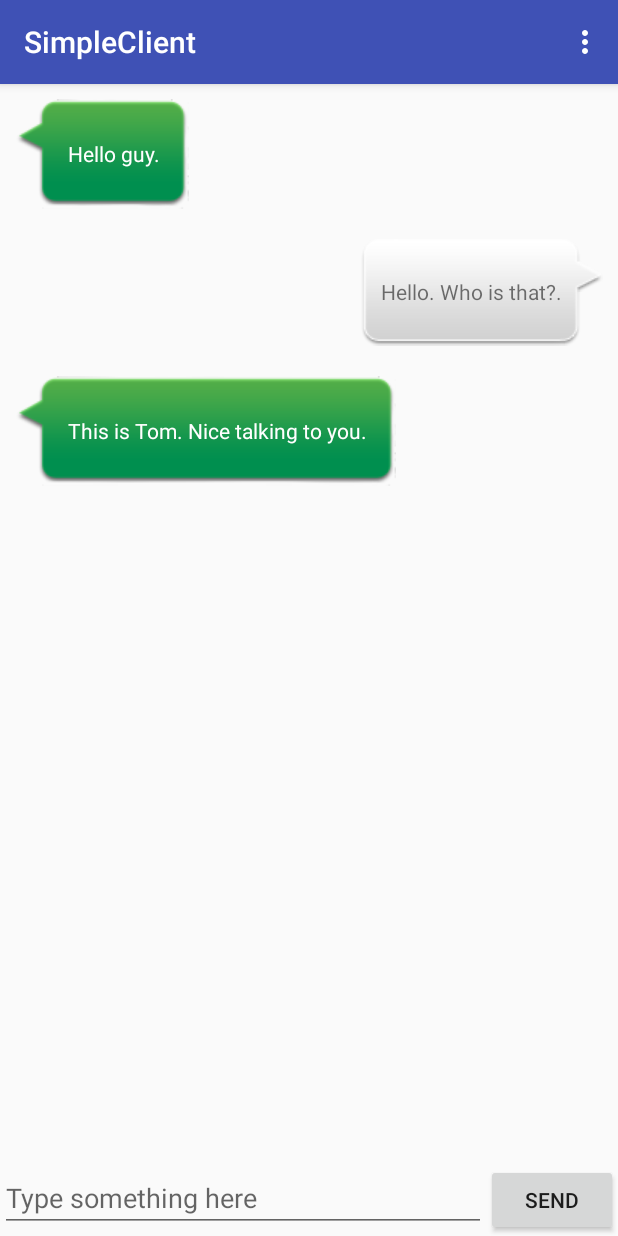
After one commit to gabrielzheng31/SimpleClient, an Android app: the ChatActivity screen opened directly, with no data from a screen before it, on a phone screen of 412 x 824 dp. The commit adds this screen. Run offline under Robolectric (Android 15) with nearby library versions, the phone set to English and light mode, and no system bars.

Commit message:
finish chat interface

```diff
--- /dev/null
+++ b/app/src/main/java/com/example/gabriel/simpleclient/ChatActivity.java
@@ -0,0 +1,66 @@
+package com.example.gabriel.simpleclient;
+
+import android.content.Context;
+import android.content.Intent;
+import android.support.v7.app.AppCompatActivity;
+import android.os.Bundle;
+import android.support.v7.widget.LinearLayoutManager;
+import android.support.v7.widget.RecyclerView;
+import android.view.View;
+import android.widget.Button;
+import android.widget.EditText;
+
+import java.util.ArrayList;
+import java.util.List;
+
+public class ChatActivity extends BaseActivity {
+
+    private List<Message> messageList = new ArrayList<>();
+    private EditText inputText;
+    private Button send;
+    private RecyclerView messageRecyclerView;
+    private MessageAdapter adapter;
+
+    @Override
+    protected void onCreate(Bundle savedInstanceState) {
+        super.onCreate(savedInstanceState);
+        setContentView(R.layout.activity_chat);
+
+        initMessages();
+        inputText = (EditText) findViewById(R.id.input_text);
+        send = (Button) findViewById(R.id.send);
+        messageRecyclerView = (RecyclerView) findViewById(R.id.msg_recycler_view);
+        LinearLayoutManager layoutManager = new LinearLayoutManager(this);
+        messageRecyclerView.setLayoutManager(layoutManager);
+        adapter = new MessageAdapter(messageList);
+        messageRecyclerView.setAdapter(adapter);
+        send.setOnClickListener(new View.OnClickListener() {
+            @Override
+            public void onClick(View view) {
+                String content = inputText.getText().toString();
+                if(!"".equals(content)) {
+                    Message message = new Message(content, Message.TYPE_SENT);
+                    messageList.add(message);
+                    adapter.notifyItemInserted(messageList.size() - 1);
+                    messageRecyclerView.scrollToPosition(messageList.size() - 1);
+                    inputText.setText("");
+                }
+            }
+        });
+    }
+
+    private void initMessages() {
+        Message message_1 = new Message("Hello guy.", Message.TYPE_RECEIVED);
+        messageList.add(message_1);
+        Message message_2 = new Message("Hello. Who is that?.", Message.TYPE_SENT);
+        messageList.add(message_2);
+        Message message_3 = new Message("This is Tom. Nice talking to you.", Message.TYPE_RECEIVED);
+        messageList.add(message_3);
+    }
+
+
+    public static void actionStart(Context context) {
+        Intent intent = new Intent(context, ChatActivity.class);
+        context.startActivity(intent);
+    }
+}
--- a/app/src/main/java/com/example/gabriel/simpleclient/WelcomeActivity.java
+++ b/app/src/main/java/com/example/gabriel/simpleclient/ContactActivity.java
@@ -1,5 +1,6 @@
 package com.example.gabriel.simpleclient;
 
+import android.content.Context;
 import android.content.Intent;
 import android.support.constraint.ConstraintLayout;
 import android.support.v7.app.AppCompatActivity;
@@ -20,7 +21,7 @@ import android.widget.Toast;
 import java.util.ArrayList;
 import java.util.List;
 
-public class WelcomeActivity extends BaseActivity {
+public class ContactActivity extends BaseActivity {
 
     private List<Contact> contactList = new ArrayList<>();
 
@@ -39,7 +40,7 @@ public class WelcomeActivity extends BaseActivity {
             @Override
             public void onItemClick(AdapterView<?> adapterView, View view, int i, long l) {
                 Contact contact = contactList.get(i);
-                Toast.makeText(WelcomeActivity.this, contact.getName(), Toast.LENGTH_SHORT)
+                Toast.makeText(ContactActivity.this, contact.getName(), Toast.LENGTH_SHORT)
                         .show();
             }
         });*/
@@ -53,4 +54,5 @@ public class WelcomeActivity extends BaseActivity {
             contactList.add(Bob);
         }
     }
+
 }
--- a/app/src/main/java/com/example/gabriel/simpleclient/ContactAdapter.java
+++ b/app/src/main/java/com/example/gabriel/simpleclient/ContactAdapter.java
@@ -1,6 +1,7 @@
 package com.example.gabriel.simpleclient;
 
 import android.content.Context;
+import android.content.Intent;
 import android.support.design.widget.Snackbar;
 import android.support.v7.widget.RecyclerView;
 import android.view.LayoutInflater;
@@ -11,6 +12,8 @@ import android.widget.ImageView;
 import android.widget.TextView;
 
 import java.util.List;
+
+import static android.support.v4.content.ContextCompat.startActivity;
 
 /**
  * Created by gabriel on 17-11-24.
@@ -49,6 +52,7 @@ public class ContactAdapter extends RecyclerView.Adapter<ContactAdapter.ViewHold
                 Contact contact = mContactList.get(position);
                 Snackbar.make(view, "You clicked view " + contact.getName(),
                         Snackbar.LENGTH_SHORT).show();
+                ChatActivity.actionStart(view.getContext());
             }
         });
         holder.contactImage.setOnClickListener(new View.OnClickListener() {
--- a/app/src/main/java/com/example/gabriel/simpleclient/LoginActivity.java
+++ b/app/src/main/java/com/example/gabriel/simpleclient/LoginActivity.java
@@ -1,16 +1,11 @@
 package com.example.gabriel.simpleclient;
 
 import android.content.Intent;
-import android.support.v7.app.AppCompatActivity;
 import android.os.Bundle;
-import android.util.Log;
-import android.view.Menu;
-import android.view.MenuItem;
 import android.view.View;
 import android.widget.Button;
 import android.widget.EditText;
 import android.widget.TextView;
-import android.widget.Toast;
 
 public class LoginActivity extends BaseActivity {
 
@@ -22,7 +17,7 @@ public class LoginActivity extends BaseActivity {
         Button button_login = (Button)findViewById(R.id.button_login);
         button_login.setOnClickListener(new View.OnClickListener() {
             public void onClick(View v) {
-                Intent intent_welcome = new Intent(LoginActivity.this, WelcomeActivity.class);
+                Intent intent_welcome = new Intent(LoginActivity.this, ContactActivity.class);
                 EditText user = (EditText) findViewById(R.id.login_username);
                 String username = user.getText().toString();
                 intent_welcome.putExtra("extra_name", username);
@@ -33,7 +28,7 @@ public class LoginActivity extends BaseActivity {
         TextView register = (TextView)findViewById(R.id.register);
         register.setOnClickListener(new View.OnClickListener() {
             public void onClick(View v) {
-                Intent intent_register = new Intent(LoginActivity.this, RegisterActivity.class);
+                Intent intent_register = new Intent(LoginActivity.this, ContactAdapter.class);
                 startActivity(intent_register);
             }
         });
--- /dev/null
+++ b/app/src/main/java/com/example/gabriel/simpleclient/Message.java
@@ -0,0 +1,27 @@
+package com.example.gabriel.simpleclient;
+
+/**
+ * Created by gabriel on 17-11-25.
+ */
+
+public class Message {
+
+    public static final int TYPE_RECEIVED = 0;
+    public static final int TYPE_SENT = 1;
+    private String content;
+    private int type;
+
+    public Message(String content, int type) {
+        this.content = content;
+        this.type = type;
+    }
+
+    public String getContent() {
+        return content;
+    }
+
+    public int getType() {
+        return type;
+    }
+
+}
--- /dev/null
+++ b/app/src/main/java/com/example/gabriel/simpleclient/MessageAdapter.java
@@ -0,0 +1,65 @@
+package com.example.gabriel.simpleclient;
+
+import android.support.v7.widget.RecyclerView;
+import android.view.LayoutInflater;
+import android.view.View;
+import android.view.ViewGroup;
+import android.widget.LinearLayout;
+import android.widget.TextView;
+
+import java.util.List;
+
+/**
+ * Created by gabriel on 17-11-25.
+ */
+
+public class MessageAdapter extends RecyclerView.Adapter<MessageAdapter.ViewHolder> {
+
+    private List<Message> mMessageList;
+
+    static class ViewHolder extends RecyclerView.ViewHolder {
+
+        LinearLayout leftLayout;
+        LinearLayout rightLayout;
+        TextView leftMessage;
+        TextView rightMessage;
+
+        public ViewHolder(View view) {
+            super(view);
+            leftLayout = (LinearLayout) view.findViewById(R.id.left_layout);
+            rightLayout = (LinearLayout) view.findViewById(R.id.right_layout);
+            leftMessage = (TextView) view.findViewById(R.id.left_msg);
+            rightMessage = (TextView) view.findViewById(R.id.right_msg);
+        }
+    }
+
+    public MessageAdapter(List<Message> messageList) {
+        mMessageList = messageList;
+    }
+
+    @Override
+    public ViewHolder onCreateViewHolder(ViewGroup parent, int viewType) {
+        View view = LayoutInflater.from(parent.getContext()).inflate(R.layout.message_item,
+                parent, false);
+        return new ViewHolder(view);
+    }
+
+    @Override
+    public void onBindViewHolder(ViewHolder holder, int position) {
+        Message message = mMessageList.get(position);
+        if (message.getType() == Message.TYPE_RECEIVED) {
+            holder.leftLayout.setVisibility(View.VISIBLE);
+            holder.rightLayout.setVisibility(View.GONE);
+            holder.leftMessage.setText(message.getContent());
+        } else if (message.getType() == Message.TYPE_SENT) {
+            holder.rightLayout.setVisibility(View.VISIBLE);
+            holder.leftLayout.setVisibility(View.GONE);
+            holder.rightMessage.setText(message.getContent());
+        }
+    }
+
+    @Override
+    public int getItemCount() {
+        return mMessageList.size();
+    }
+}
--- /dev/null
+++ b/app/src/main/res/layout/activity_chat.xml
@@ -0,0 +1,36 @@
+<?xml version="1.0" encoding="utf-8"?>
+<LinearLayout xmlns:android="http://schemas.android.com/apk/res/android"
+    android:orientation="vertical"
+    android:layout_width="match_parent"
+    android:layout_height="match_parent">
+
+    <android.support.v7.widget.RecyclerView
+        android:id="@+id/msg_recycler_view"
+        android:layout_width="match_parent"
+        android:layout_height="0dp"
+        android:layout_weight="1"
+        />
+
+    <LinearLayout
+        android:layout_width="match_parent"
+        android:layout_height="wrap_content">
+
+        <EditText
+            android:id="@+id/input_text"
+            android:layout_width="0dp"
+            android:layout_height="wrap_content"
+            android:layout_weight="1"
+            android:hint="Type something here"
+            android:maxLines="1"
+            />
+
+        <Button
+            android:id="@+id/send"
+            android:layout_width="wrap_content"
+            android:layout_height="wrap_content"
+            android:text="send"
+            />
+
+    </LinearLayout>
+
+</LinearLayout>
--- a/app/src/main/res/layout/activity_welcome.xml
+++ b/app/src/main/res/layout/activity_welcome.xml
@@ -4,7 +4,7 @@
     xmlns:tools="http://schemas.android.com/tools"
     android:layout_width="match_parent"
     android:layout_height="match_parent"
-    tools:context="com.example.gabriel.simpleclient.WelcomeActivity">
+    tools:context="com.example.gabriel.simpleclient.ContactActivity">
 
     <android.support.v7.widget.RecyclerView
         android:id="@+id/recycler_view"
--- /dev/null
+++ b/app/src/main/res/layout/message_item.xml
@@ -0,0 +1,43 @@
+<?xml version="1.0" encoding="utf-8"?>
+<LinearLayout xmlns:android="http://schemas.android.com/apk/res/android"
+    android:orientation="vertical"
+    android:layout_width="match_parent"
+    android:layout_height="wrap_content"
+    android:padding="10dp">
+
+    <LinearLayout
+        android:id="@+id/left_layout"
+        android:layout_width="wrap_content"
+        android:layout_height="wrap_content"
+        android:layout_gravity="left"
+        android:background="@drawable/message_left">
+
+        <TextView
+            android:id="@+id/left_msg"
+            android:layout_width="wrap_content"
+            android:layout_height="wrap_content"
+            android:layout_gravity="center"
+            android:layout_margin="10dp"
+            android:textColor="#fff"
+            />
+
+    </LinearLayout>
+
+    <LinearLayout
+        android:id="@+id/right_layout"
+        android:layout_width="wrap_content"
+        android:layout_height="wrap_content"
+        android:layout_gravity="right"
+        android:background="@drawable/message_right">
+
+        <TextView
+            android:id="@+id/right_msg"
+            android:layout_width="wrap_content"
+            android:layout_height="wrap_content"
+            android:layout_gravity="center"
+            android:layout_margin="10dp"
+            />
+
+    </LinearLayout>
+
+</LinearLayout>
```
Also changed, not shown: app/src/main/AndroidManifest.xml (+7 -2 lines).
